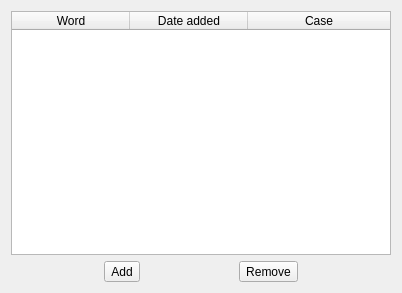
The window that ui/banlist.ui (CharaChorder/nexus) describes before a commit, drawn with Qt 5.
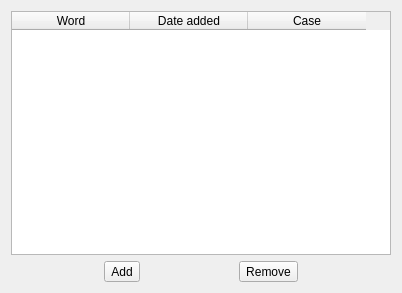
The same window after the commit.

The edit to the form file:
```diff
--- a/ui/banlist.ui
+++ b/ui/banlist.ui
@@ -29,7 +29,7 @@
       <bool>true</bool>
      </attribute>
      <attribute name="horizontalHeaderStretchLastSection">
-      <bool>true</bool>
+      <bool>false</bool>
      </attribute>
      <attribute name="verticalHeaderVisible">
       <bool>false</bool>
```
Left out of the diff: 3 changed lines with no effect on the pictures.
